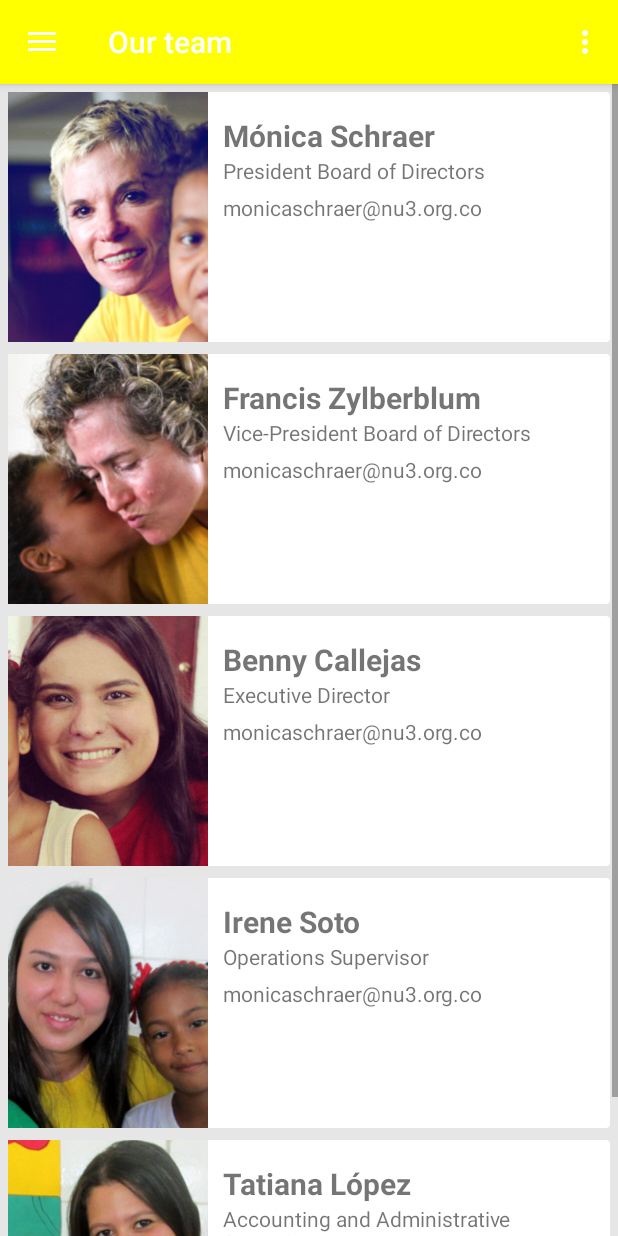
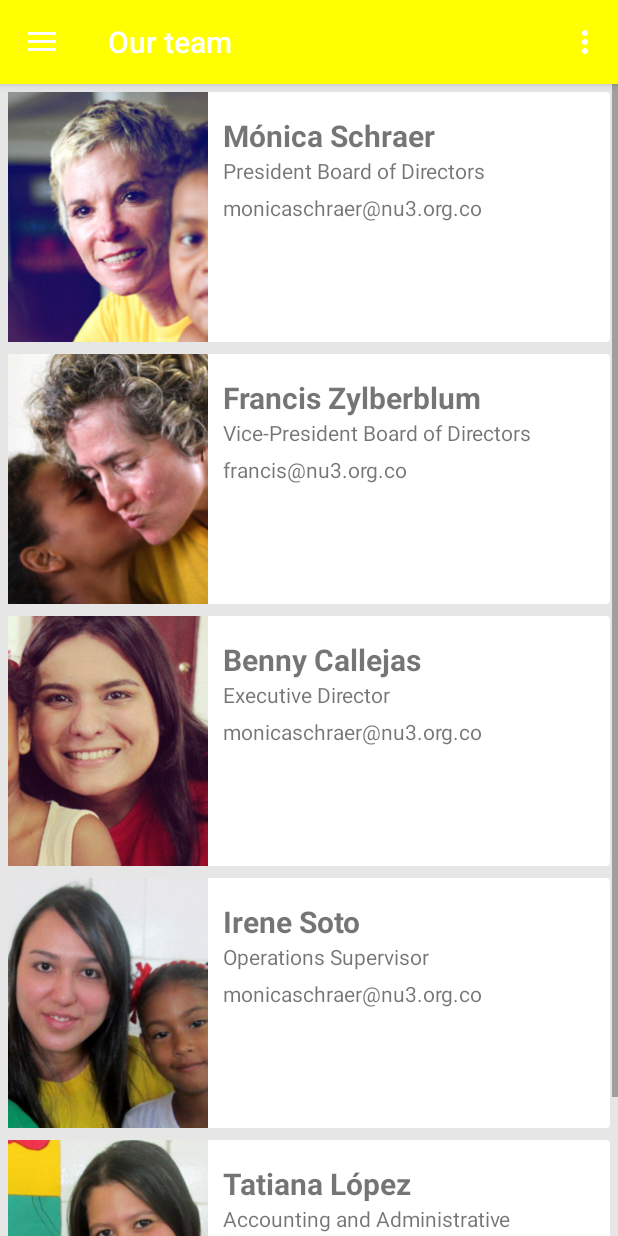
Before and after one commit to carlostrianag/nu3Android, an Android app: the screen it shows after launch (MainActivity), in the side drawer, after a tap on "Our team", on a phone screen of 412 x 824 dp. Run offline under Robolectric (Android 15) with nearby library versions, the phone set to English and light mode, and no system bars; libraries missing offline, so code that uses them is left out: com.loopj.android, cz.msebera.android; 1 statement that could not run was skipped.

Commit message:
add Francis email to her card

```diff
--- a/nu3/app/src/main/res/layout/card_zylberblum.xml
+++ b/nu3/app/src/main/res/layout/card_zylberblum.xml
@@ -39,7 +39,7 @@
             android:layout_marginTop="5dp"
             android:layout_width="match_parent"
             android:layout_height="wrap_content"
-            android:text="monicaschraer@nu3.org.co"
+            android:text="francis@nu3.org.co"
             android:textSize="14sp"/>
     </LinearLayout>
 
```
